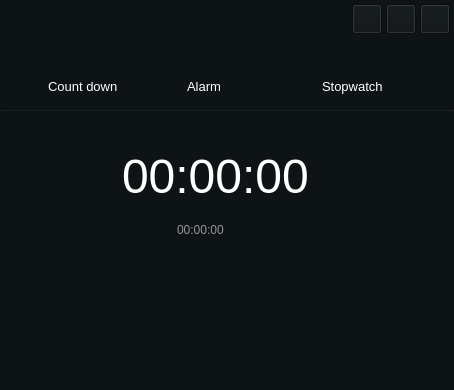
Above: src/plugins/ukui-clock/clock.ui from ukui/ukui-sidebar before the change; both pictures show x 0 to 454 and y 0 to 390 of the 454 by 660 pixel window. Below: the same form after it.
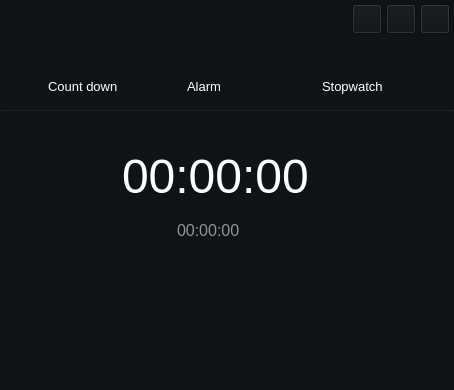
That is the form after the change. The open tabs and pages were chosen to show the change. Icons and pictures are not drawn. Custom widgets are drawn as their Qt base class.

Commit message: Fix bug default settings page font does not change with control panel settings

What changed in the file:
```diff
--- a/src/plugins/ukui-clock/clock.ui
+++ b/src/plugins/ukui-clock/clock.ui
@@ -562,7 +562,7 @@
      <property name="styleSheet">
       <string notr="true">color: rgb(255, 255, 255);
 color: rgb(148, 148, 148);
-font: 12pt &quot;Sans Serif&quot;;</string>
+font: 12pt ;</string>
      </property>
      <property name="text">
       <string>00:00:00</string>
```
The commit also changes 3 other files.
